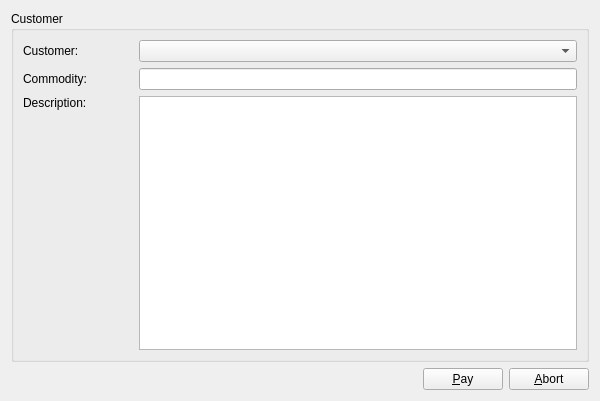
This is trunk/plugins/chipcard/ui/chipcardbase.ui in BackupTheBerlios/first4-svn as Qt 5 draws it before an edit. The edited form follows.
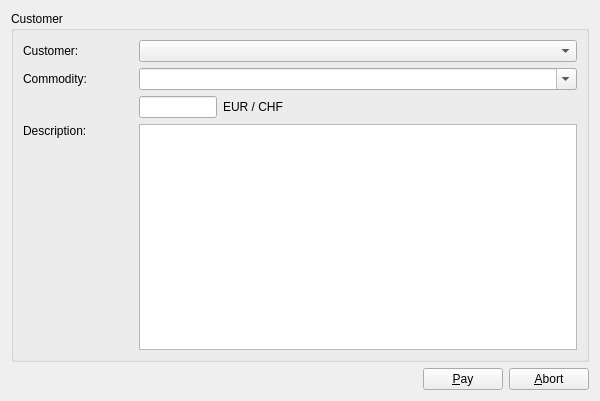
This is the edited form. Icons and pictures are not drawn.

Commit message: changed:        qt designer chipcardbase.ui, add flexible layout :)

```diff
--- a/trunk/plugins/chipcard/ui/chipcardbase.ui
+++ b/trunk/plugins/chipcard/ui/chipcardbase.ui
@@ -70,11 +70,101 @@
          </widget>
         </item>
         <item>
-         <widget class="QLineEdit" name="lineEditCommodity" />
+         <widget class="QComboBox" name="comboBoxCommodity" >
+          <property name="editable" >
+           <bool>true</bool>
+          </property>
+          <property name="maxVisibleItems" >
+           <number>20</number>
+          </property>
+         </widget>
         </item>
        </layout>
       </item>
       <item row="2" column="0" >
+       <layout class="QHBoxLayout" >
+        <item>
+         <widget class="QLabel" name="label" >
+          <property name="minimumSize" >
+           <size>
+            <width>110</width>
+            <height>0</height>
+           </size>
+          </property>
+          <property name="maximumSize" >
+           <size>
+            <width>110</width>
+            <height>16777215</height>
+           </size>
+          </property>
+          <property name="text" >
+           <string/>
+          </property>
+          <property name="buddy" >
+           <cstring>lineEditPrice</cstring>
+          </property>
+         </widget>
+        </item>
+        <item>
+         <widget class="QLineEdit" name="lineEditPrice" >
+          <property name="minimumSize" >
+           <size>
+            <width>78</width>
+            <height>0</height>
+           </size>
+          </property>
+          <property name="maximumSize" >
+           <size>
+            <width>78</width>
+            <height>16777215</height>
+           </size>
+          </property>
+          <property name="cursor" >
+           <cursorShape>ArrowCursor</cursorShape>
+          </property>
+          <property name="readOnly" >
+           <bool>true</bool>
+          </property>
+         </widget>
+        </item>
+        <item>
+         <widget class="QLabel" name="label_2" >
+          <property name="minimumSize" >
+           <size>
+            <width>110</width>
+            <height>0</height>
+           </size>
+          </property>
+          <property name="maximumSize" >
+           <size>
+            <width>110</width>
+            <height>16777215</height>
+           </size>
+          </property>
+          <property name="text" >
+           <string>EUR / CHF</string>
+          </property>
+          <property name="buddy" >
+           <cstring>lineEditPrice</cstring>
+          </property>
+         </widget>
+        </item>
+        <item>
+         <spacer>
+          <property name="orientation" >
+           <enum>Qt::Horizontal</enum>
+          </property>
+          <property name="sizeHint" >
+           <size>
+            <width>211</width>
+            <height>20</height>
+           </size>
+          </property>
+         </spacer>
+        </item>
+       </layout>
+      </item>
+      <item row="3" column="0" >
        <layout class="QGridLayout" >
         <item row="0" column="0" >
          <widget class="QLabel" name="labelDescription" >
@@ -95,9 +185,6 @@
           </property>
          </widget>
         </item>
-        <item rowspan="2" row="0" column="1" >
-         <widget class="QTextEdit" name="textEditDescription" />
-        </item>
         <item row="1" column="0" >
          <spacer>
           <property name="orientation" >
@@ -111,6 +198,13 @@
           </property>
          </spacer>
         </item>
+        <item rowspan="2" row="0" column="1" >
+         <widget class="QTextBrowser" name="textBrowserDescription" >
+          <property name="openExternalLinks" >
+           <bool>true</bool>
+          </property>
+         </widget>
+        </item>
        </layout>
       </item>
      </layout>
```
Left out of the diff: 36 changed lines with no effect on the pictures.
